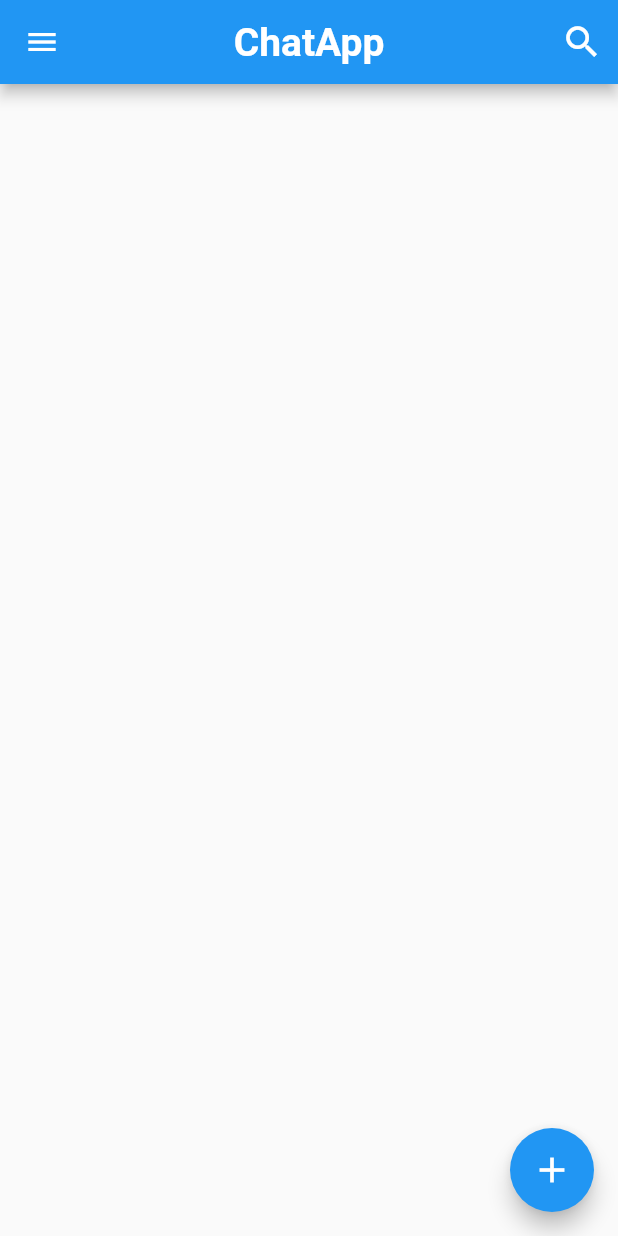
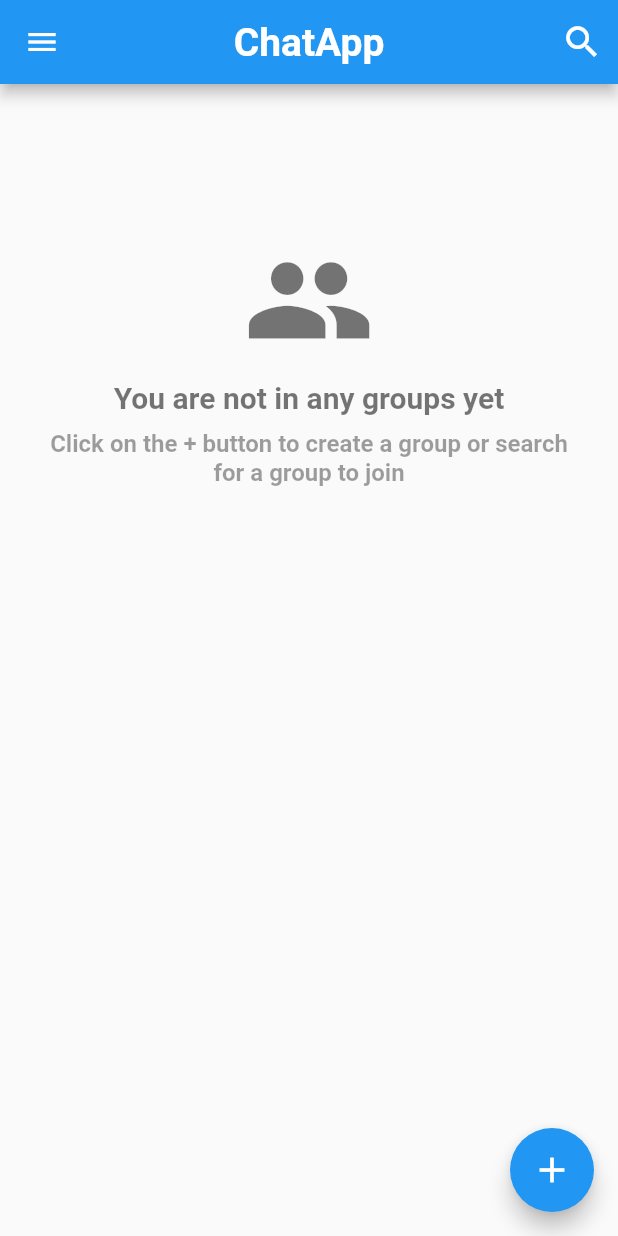
Before and after one commit to davidmvenegas/ChatApp, a Flutter app: the HomePage screen opened directly, in the side drawer, after a tap on the "search" icon, on a phone screen of 412 x 824 dp. Run offline on Flutter 3.47's test engine with Material 2 defaults, Android fonts, the phone set to English and light mode, and no system bars; our stand-ins replace cloud_firestore, firebase_auth, firebase_core, shared_preferences; accounts and stored records are empty.

Commit message:
data sending

```diff
--- a/lib/pages/home_page.dart
+++ b/lib/pages/home_page.dart
@@ -3,7 +3,9 @@ import 'package:chat_app/pages/login_page.dart';
 import 'package:chat_app/pages/profile_page.dart';
 import 'package:chat_app/pages/search_page.dart';
 import 'package:chat_app/service/auth_service.dart';
+import 'package:chat_app/service/database_service.dart';
 import 'package:chat_app/widgets/widgets.dart';
+import 'package:firebase_auth/firebase_auth.dart';
 import 'package:flutter/material.dart';
 
 class HomePage extends StatefulWidget {
@@ -15,6 +17,8 @@ class HomePage extends StatefulWidget {
 class _HomePageState extends State<HomePage> {
   String username = '';
   String email = '';
+  Stream? groups;
+  bool isLoading = false;
   AuthService authService = AuthService();
 
   @override
@@ -23,11 +27,25 @@ class _HomePageState extends State<HomePage> {
     getUserData();
   }
 
-  getUserData() async {
+  void getUserData() async {
+    setState(() => isLoading = true);
     await HelperFunctions.getUserUsername()
         .then((res) => setState(() => username = res!));
     await HelperFunctions.getUserEmail()
         .then((res) => setState(() => email = res!));
+    await DatabaseService(uid: FirebaseAuth.instance.currentUser!.uid)
+        .getUsersGroups()
+        .then((res) => setState(() => groups = res));
+    setState(() => isLoading = false);
+  }
+
+  void alertNewGroupCreated(String groupName) {
+    showSnackBar(
+        context, Colors.green, 'Group $groupName created successfully');
+  }
+
+  void setLoading(bool val) {
+    setState(() => isLoading = val);
   }
 
   @override
@@ -137,36 +155,110 @@ class _HomePageState extends State<HomePage> {
           ],
         ),
       ),
-      body: groupList(),
+      body: isLoading
+          ? const Center(
+              child: CircularProgressIndicator(
+                color: Colors.blue,
+              ),
+            )
+          : StreamBuilder(
+              stream: groups,
+              builder: (context, AsyncSnapshot snapshot) {
+                if (snapshot.hasData) {
+                  if (snapshot.data['groups'] == null ||
+                      snapshot.data['groups'].length == 0 ||
+                      snapshot.data['groups'].isEmpty ||
+                      snapshot.data['groups'] == '') {
+                    return Container(
+                        padding: const EdgeInsets.symmetric(horizontal: 25),
+                        child: Column(
+                          mainAxisAlignment: MainAxisAlignment.start,
+                          children: const [
+                            SizedBox(height: 100),
+                            Icon(Icons.group,
+                                size: 87.5, color: Colors.black54),
+                            SizedBox(height: 10),
+                            Text('You are not in any groups yet',
+                                style: TextStyle(
+                                    fontSize: 20,
+                                    fontWeight: FontWeight.w600,
+                                    color: Colors.black54)),
+                            SizedBox(height: 10),
+                            Text(
+                                'Click on the + button to create a group or search for a group to join',
+                                textAlign: TextAlign.center,
+                                style: TextStyle(
+                                    fontSize: 16,
+                                    fontWeight: FontWeight.w600,
+                                    color: Colors.black38)),
+                          ],
+                        ));
+                  } else {
+                    return Text(snapshot.data['groups'].toString());
+                  }
+                } else {
+                  return const Center(child: CircularProgressIndicator());
+                }
+              }),
       floatingActionButton: FloatingActionButton(
         onPressed: () {
-          popUpDialog(context);
+          showDialog(
+              barrierDismissible: false,
+              context: context,
+              builder: (context) {
+                String groupName = '';
+                return StatefulBuilder(
+                    builder: (context, setState) => AlertDialog(
+                          title: const Text('Create Group'),
+                          content: TextField(
+                            onChanged: (value) =>
+                                setState(() => groupName = value),
+                            decoration:
+                                const InputDecoration(hintText: 'Group Name'),
+                          ),
+                          actions: [
+                            TextButton(
+                                onPressed: () {
+                                  Navigator.pop(context);
+                                },
+                                child: const Text('Cancel',
+                                    style: TextStyle(
+                                        color: Colors.red,
+                                        fontWeight: FontWeight.bold,
+                                        fontSize: 16))),
+                            TextButton(
+                                onPressed: groupName.isNotEmpty
+                                    ? () {
+                                        setLoading(true);
+                                        DatabaseService(
+                                                uid: FirebaseAuth
+                                                    .instance.currentUser!.uid)
+                                            .createGroup(
+                                                FirebaseAuth
+                                                    .instance.currentUser!.uid,
+                                                groupName,
+                                                username)
+                                            .whenComplete(
+                                                () => setLoading(false));
+                                        Navigator.pop(context);
+                                        alertNewGroupCreated(groupName);
+                                      }
+                                    : null,
+                                style: TextButton.styleFrom(
+                                  foregroundColor: Colors.blue,
+                                  disabledForegroundColor:
+                                      Colors.grey.withOpacity(0.8),
+                                ),
+                                child: const Text('OK',
+                                    style: TextStyle(
+                                        fontWeight: FontWeight.bold,
+                                        fontSize: 16))),
+                          ],
+                        ));
+              });
         },
         child: const Icon(Icons.add, size: 28, color: Colors.white),
       ),
     );
   }
-
-  popUpDialog(BuildContext context) {}
-
-  groupList() {
-    // return StreamBuilder(
-    //     stream: authService.getGroups(),
-    //     builder: (context, AsyncSnapshot<dynamic> snapshot) {
-    //       if (snapshot.hasData) {
-    //         return ListView.builder(
-    //             itemCount: snapshot.data.docs.length,
-    //             itemBuilder: (context, index) {
-    //               return groupTile(
-    //                   snapshot.data.docs[index].data()['groupName'],
-    //                   snapshot.data.docs[index].data()['groupDescription'],
-    //                   snapshot.data.docs[index].data()['groupIcon'],
-    //                   snapshot.data.docs[index].data()['groupAdmin'],
-    //                   snapshot.data.docs[index].data()['groupMembers']);
-    //             });
-    //       } else {
-    //         return const Center(child: CircularProgressIndicator());
-    //       }
-    //     });
-  }
 }
--- a/lib/widgets/widgets.dart
+++ b/lib/widgets/widgets.dart
@@ -40,7 +40,7 @@ void showSnackBar(context, color, message) {
       content: Text(message, style: const TextStyle(fontSize: 16)),
       duration: const Duration(milliseconds: 4000),
       action: SnackBarAction(
-        label: 'Close',
+        label: 'OK',
         textColor: Colors.white,
         onPressed: () {
           ScaffoldMessenger.of(context).hideCurrentSnackBar();
```
Also changed, not shown: lib/service/database_service.dart (+45 -1 lines), 1 other file.
